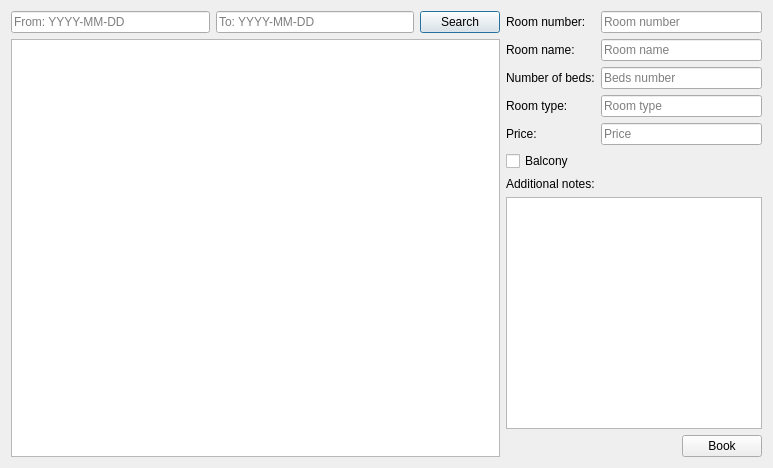
Above: code/qtApp/BrowseWindow.ui from stoptherock1/HSM before the change. Below: the same form after it.
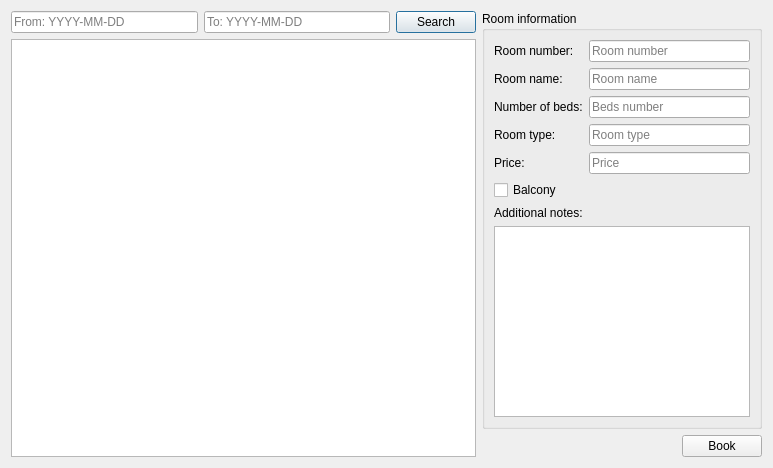
That is the form after the change.

Commit message: Room information morphed into a named ComboBox

Patch:
```diff
--- a/code/qtApp/BrowseWindow.ui
+++ b/code/qtApp/BrowseWindow.ui
@@ -55,7 +55,13 @@
       </layout>
      </item>
      <item>
-      <layout class="QVBoxLayout" name="rightPanel_verticalLayout">
+      <layout class="QVBoxLayout" name="RightPanel_verticalLayout">
+       <item>
+        <widget class="QGroupBox" name="verticalGroupBox">
+         <property name="title">
+          <string>Room information</string>
+         </property>
+         <layout class="QVBoxLayout" name="roomInformation_verticalLayout">
        <item>
         <layout class="QFormLayout" name="roomInfo_formLayout">
          <item row="2" column="0">
@@ -149,6 +155,9 @@
        </item>
        <item>
         <widget class="QPlainTextEdit" name="plainTextEdit"/>
+          </item>
+         </layout>
+        </widget>
        </item>
        <item>
         <layout class="QHBoxLayout" name="bookButton_horizontalLayout">
```
Lines whose indentation alone changed are shown as unchanged. The commit also changes 1 other file.
